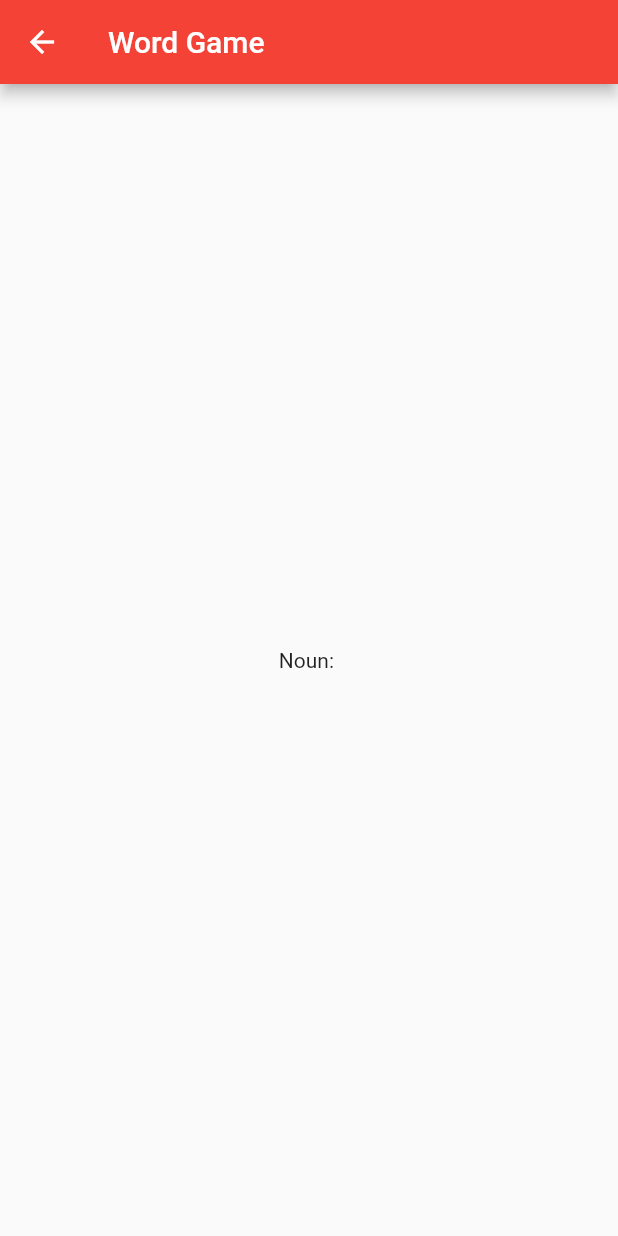
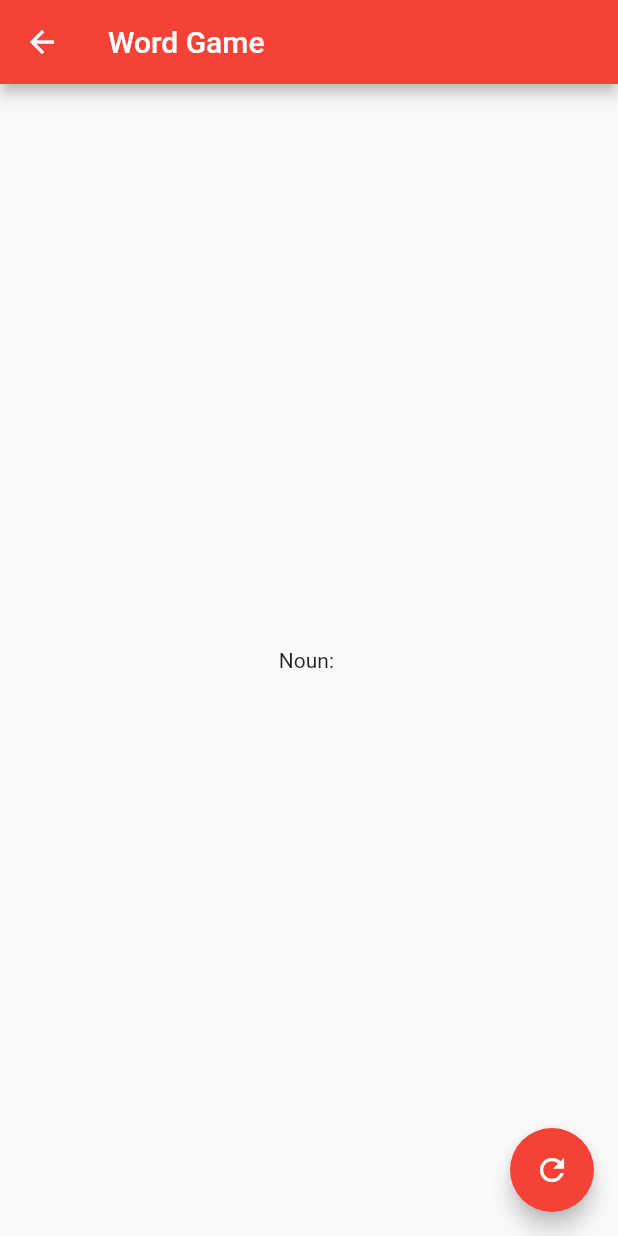
Before and after one commit to dylan-cm/tut.word.game.flutter.app, a Flutter app: the RandomNoun screen opened directly, on a phone screen of 412 x 824 dp. Run offline on Flutter 3.47's test engine with Material 2 defaults, Android fonts, the phone set to English and light mode, and no system bars; missing offline and left inert: random_words.

Commit message:
adding refresh feature to noun screen

```diff
--- a/lib/src/screens/random_noun.dart
+++ b/lib/src/screens/random_noun.dart
@@ -1,8 +1,12 @@
 import 'package:flutter/material.dart';
 import 'package:random_words/random_words.dart';
 
-class RandomNoun extends StatelessWidget{
-  final noun = WordNoun.random();
+class RandomNoun extends StatefulWidget{
+  _RandomNounState createState() => _RandomNounState();
+}
+
+class _RandomNounState extends State<RandomNoun>{
+  WordNoun noun = WordNoun.random();
 
   Widget build (BuildContext context){
     return Scaffold(
@@ -14,6 +18,16 @@ class RandomNoun extends StatelessWidget{
             'Noun: ${noun.asCapitalized}'
           ),
         ),
+        floatingActionButton: FloatingActionButton(
+          child: Icon(Icons.refresh),
+          onPressed: _reloadNoun,
+        ),
       );
   }
+
+  void _reloadNoun(){
+    setState(() {
+          noun = WordNoun.random();
+        });
+  }
 }
```
